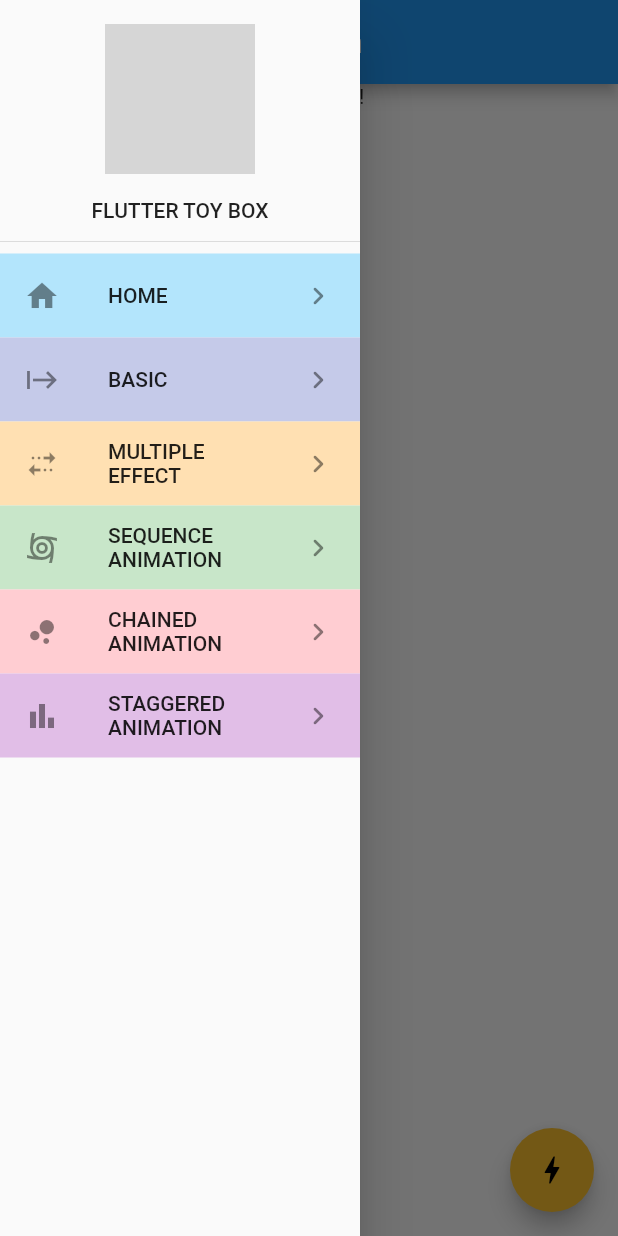
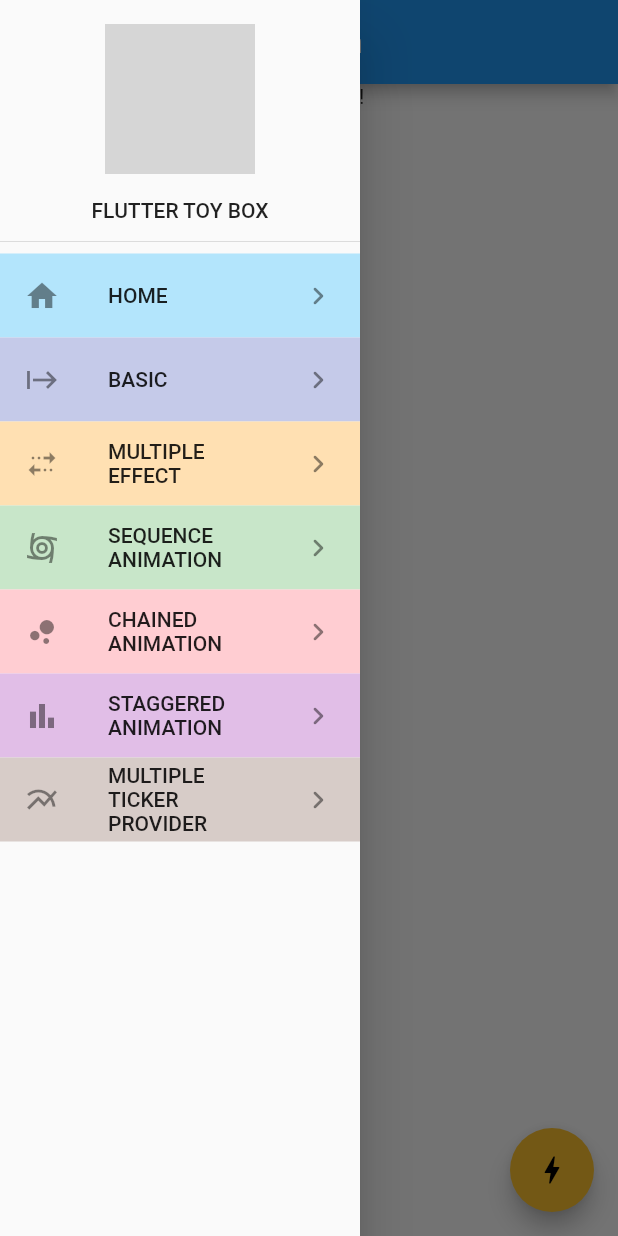
Before and after one commit to heyhey1028/flutter_samples, a Flutter app: the ChainedAnimation screen opened directly, with the side drawer open, on a phone screen of 412 x 824 dp. Run offline on Flutter 3.47's test engine with Material 2 defaults, Android fonts, the phone set to English and light mode, and no system bars; our stand-ins replace js; grey boxes are pictures that could not be loaded.

Commit message:
add multiple ticker provider sample

```diff
--- a/samples/master_animation/lib/features/chained_animation.dart
+++ b/samples/master_animation/lib/features/chained_animation.dart
@@ -31,27 +31,23 @@ class _ChainedAnimationState extends State<ChainedAnimation>
     rotateTween = Tween(begin: 0, end: pi * 8);
     opacityTween = Tween(begin: 1, end: 0);
 
-    alignAnimation = alignTween.animate(
-      CurvedAnimation(
+    alignAnimation = CurvedAnimation(
       parent: controller,
       // 1. Intervalクラスに開始タイミング、終了タイミングを指定
       curve: const Interval(0, 0.5, curve: Curves.ease),
-      ),
-    );
-    rotateAnimation = rotateTween.animate(
+    ).drive(alignTween);
+
     // 2. CurvedAnimationを使って、IntervalをAnimationControllerに付与
-      CurvedAnimation(
+    rotateAnimation = CurvedAnimation(
       parent: controller,
       curve: const Interval(0.5, 0.7, curve: Curves.ease),
-      ),
-    );
-    // 3. Tween.animateメソッドを使ってAnimationクラスを生成
-    opacityAnimation = opacityTween.animate(
-      CurvedAnimation(
+    ).drive(rotateTween);
+
+    // 3. AnimationController x TweenでAnimationクラスを生成
+    opacityAnimation = CurvedAnimation(
       parent: controller,
       curve: const Interval(0.7, 1, curve: Curves.ease),
-      ),
-    );
+    ).drive(opacityTween);
 
     super.initState();
   }
--- a/samples/master_animation/lib/widgets/main_drawer.dart
+++ b/samples/master_animation/lib/widgets/main_drawer.dart
@@ -1,6 +1,7 @@
 import 'package:flutter/material.dart';
 import 'package:master_animation/features/chained_animation.dart';
 import 'package:master_animation/features/multiple_effect.dart';
+import 'package:master_animation/features/multiple_ticker_provider.dart';
 import 'package:master_animation/features/sequence_animation.dart';
 import 'package:master_animation/features/staggered_animation.dart';
 
@@ -69,6 +70,12 @@ class MainDrawer extends StatelessWidget {
               title: 'STAGGERED ANIMATION',
               navigateTo: const StaggeredAnimation(),
             ),
+            DrawerTile(
+              color: Colors.brown[100],
+              icon: const Icon(Icons.multiline_chart),
+              title: 'MULTIPLE TICKER PROVIDER',
+              navigateTo: const MultipleTickerProvider(),
+            ),
           ],
         ),
       ),
```
Also changed, not shown: samples/master_animation/lib/features/multiple_ticker_provider.dart (added, +148 -0 lines), samples/master_animation/lib/features/staggered_animation.dart (+18 -23 lines). Lines whose indentation alone changed are shown as unchanged.
